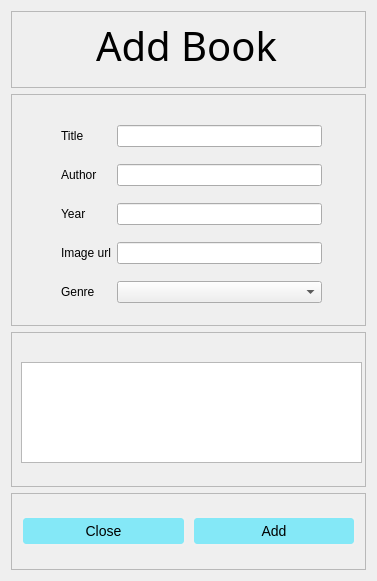
First picture: the form in ui/add_book.ui, repository ShmuelAmir/books-qt, before the edit.
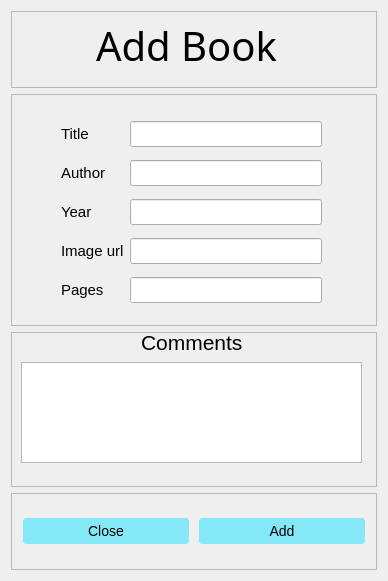
Second picture: the form after the edit. Icons and pictures are not drawn.

```diff
--- a/ui/add_book.ui
+++ b/ui/add_book.ui
@@ -6,7 +6,7 @@
    <rect>
     <x>0</x>
     <y>0</y>
-    <width>377</width>
+    <width>388</width>
     <height>581</height>
    </rect>
   </property>
@@ -104,58 +104,127 @@
       </property>
       <layout class="QGridLayout" name="gridLayout_3">
        <item row="1" column="2">
-        <widget class="QLineEdit" name="author_line"/>
+        <widget class="QLineEdit" name="author_line">
+         <property name="font">
+          <font>
+           <pointsize>11</pointsize>
+          </font>
+         </property>
+        </widget>
        </item>
        <item row="1" column="0">
         <widget class="QLabel" name="label_7">
+         <property name="font">
+          <font>
+           <pointsize>11</pointsize>
+          </font>
+         </property>
          <property name="text">
           <string>Author</string>
          </property>
+         <property name="alignment">
+          <set>Qt::AlignLeading|Qt::AlignLeft|Qt::AlignVCenter</set>
+         </property>
         </widget>
        </item>
        <item row="0" column="2">
-        <widget class="QLineEdit" name="title_line"/>
+        <widget class="QLineEdit" name="title_line">
+         <property name="font">
+          <font>
+           <pointsize>11</pointsize>
+          </font>
+         </property>
+        </widget>
        </item>
        <item row="0" column="0">
         <widget class="QLabel" name="label_6">
+         <property name="font">
+          <font>
+           <pointsize>11</pointsize>
+          </font>
+         </property>
          <property name="text">
           <string>Title</string>
          </property>
+         <property name="alignment">
+          <set>Qt::AlignLeading|Qt::AlignLeft|Qt::AlignVCenter</set>
+         </property>
         </widget>
        </item>
        <item row="4" column="0">
         <widget class="QLabel" name="label_10">
+         <property name="font">
+          <font>
+           <pointsize>11</pointsize>
+          </font>
+         </property>
          <property name="text">
-          <string>Genre</string>
+          <string>Pages</string>
+         </property>
+         <property name="alignment">
+          <set>Qt::AlignLeading|Qt::AlignLeft|Qt::AlignVCenter</set>
          </property>
         </widget>
        </item>
        <item row="3" column="2">
         <widget class="QLineEdit" name="image_url_line">
+         <property name="font">
+          <font>
+           <pointsize>11</pointsize>
+          </font>
+         </property>
          <property name="text">
           <string/>
          </property>
         </widget>
        </item>
        <item row="2" column="2">
-        <widget class="QLineEdit" name="year_line"/>
+        <widget class="QLineEdit" name="year_line">
+         <property name="font">
+          <font>
+           <pointsize>11</pointsize>
+          </font>
+         </property>
+        </widget>
        </item>
        <item row="2" column="0">
         <widget class="QLabel" name="label_8">
+         <property name="font">
+          <font>
+           <pointsize>11</pointsize>
+          </font>
+         </property>
          <property name="text">
           <string>Year</string>
          </property>
+         <property name="alignment">
+          <set>Qt::AlignLeading|Qt::AlignLeft|Qt::AlignVCenter</set>
+         </property>
         </widget>
        </item>
        <item row="3" column="0" colspan="2">
         <widget class="QLabel" name="label_9">
+         <property name="font">
+          <font>
+           <pointsize>11</pointsize>
+          </font>
+         </property>
          <property name="text">
           <string>Image url</string>
          </property>
+         <property name="alignment">
+          <set>Qt::AlignLeading|Qt::AlignLeft|Qt::AlignVCenter</set>
+         </property>
         </widget>
        </item>
        <item row="4" column="2">
-        <widget class="QComboBox" name="genre_combo_box"/>
+        <widget class="QLineEdit" name="pages_line">
+         <property name="font">
+          <font>
+           <pointsize>11</pointsize>
+          </font>
+         </property>
+        </widget>
        </item>
       </layout>
      </widget>
@@ -178,6 +247,29 @@
         <height>101</height>
        </rect>
       </property>
+      <property name="font">
+       <font>
+        <pointsize>11</pointsize>
+       </font>
+      </property>
+     </widget>
+     <widget class="QLabel" name="label">
+      <property name="geometry">
+       <rect>
+        <x>130</x>
+        <y>0</y>
+        <width>111</width>
+        <height>21</height>
+       </rect>
+      </property>
+      <property name="font">
+       <font>
+        <pointsize>16</pointsize>
+       </font>
+      </property>
+      <property name="text">
+       <string>Comments</string>
+      </property>
      </widget>
     </widget>
    </item>
```
Left out of the diff: 4 changed lines with no effect on the pictures.
